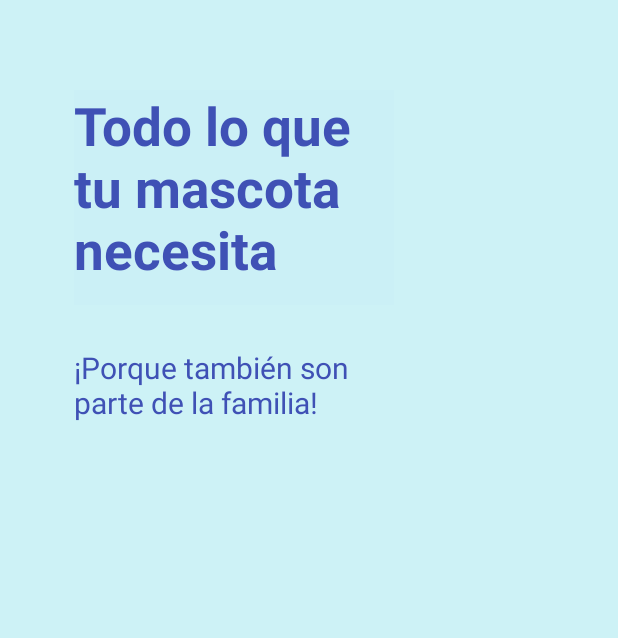
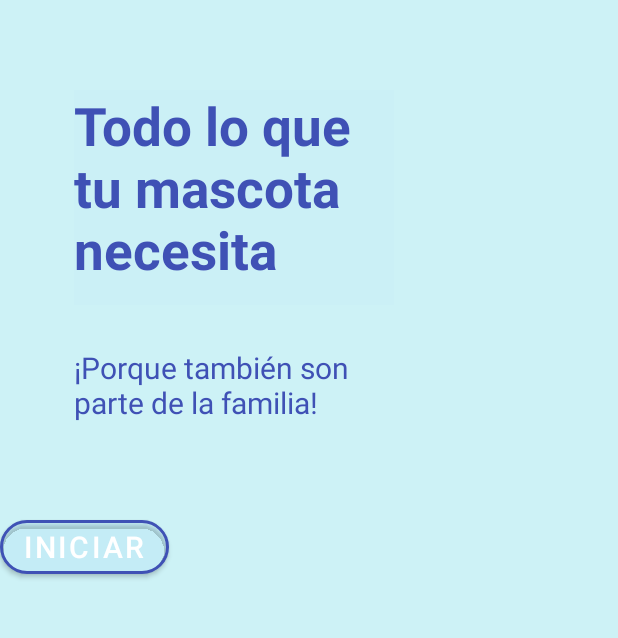
Before and after one commit to Carlosrc31/Pachontli, an Android app: the screen it shows after launch (MainActivity), on a phone screen of 412 x 824 dp, the part 437-1075 px from its top. Run offline under Robolectric (Android 15) with nearby library versions, the phone set to English and light mode, and no system bars.

Commit message:
Se añade botón main screen

```diff
--- a/app/src/main/res/layout/activity_main.xml
+++ b/app/src/main/res/layout/activity_main.xml
@@ -51,4 +51,19 @@
         app:layout_constraintStart_toStartOf="parent"
         app:layout_constraintTop_toBottomOf="@+id/textView" />
 
+    <Button
+        android:id="@+id/button"
+        android:layout_width="wrap_content"
+        android:layout_height="wrap_content"
+        android:layout_marginTop="44dp"
+        android:backgroundTint="#072196F3"
+        android:text="Iniciar"
+        android:textAlignment="textStart"
+        android:textSize="20sp"
+        app:cornerRadius="20dp"
+        app:layout_constraintTop_toBottomOf="@+id/textView2"
+        app:strokeColor="#3F51B5"
+        app:strokeWidth="2dp"
+        tools:layout_editor_absoluteX="49dp" />
+
 </androidx.constraintlayout.widget.ConstraintLayout>
```
